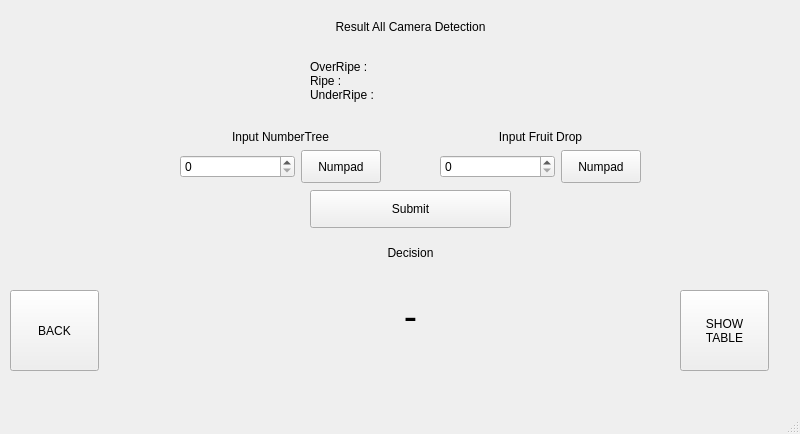
Qt form code/egrekdigitalv2.ui (alldone03/SwtYL) before a commit.
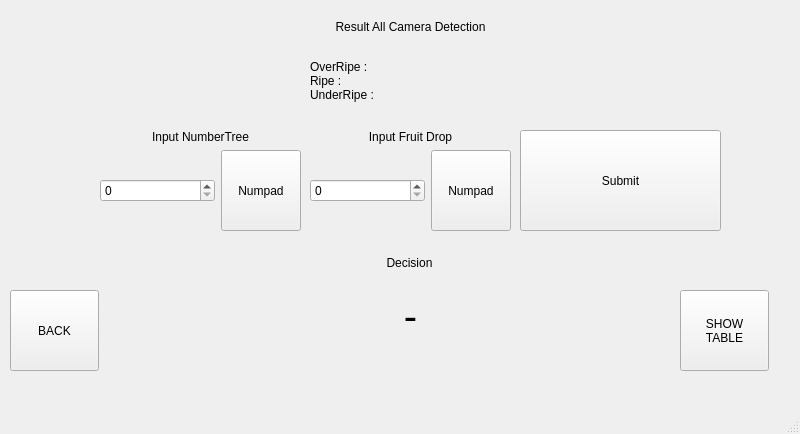
The same form after that commit. The open tabs and pages were chosen to show the change.

Commit message: FIX: UI input is scaled

The edit to the form file:
```diff
--- a/code/egrekdigitalv2.ui
+++ b/code/egrekdigitalv2.ui
@@ -419,10 +419,10 @@
      <widget class="QWidget" name="verticalLayoutWidget_7">
       <property name="geometry">
        <rect>
-        <x>310</x>
-        <y>190</y>
+        <x>520</x>
+        <y>130</y>
         <width>201</width>
-        <height>81</height>
+        <height>101</height>
        </rect>
       </property>
       <layout class="QVBoxLayout" name="verticalLayout_7">
@@ -439,25 +439,15 @@
          </property>
         </widget>
        </item>
-       <item>
-        <widget class="QLabel" name="label_4">
-         <property name="text">
-          <string>Decision</string>
-         </property>
-         <property name="alignment">
-          <set>Qt::AlignCenter</set>
-         </property>
-        </widget>
-       </item>
       </layout>
      </widget>
      <widget class="QWidget" name="verticalLayoutWidget_6">
       <property name="geometry">
        <rect>
-        <x>440</x>
+        <x>310</x>
         <y>130</y>
         <width>201</width>
-        <height>53</height>
+        <height>101</height>
        </rect>
       </property>
       <layout class="QVBoxLayout" name="verticalLayout_6">
@@ -509,10 +499,10 @@
      <widget class="QWidget" name="verticalLayoutWidget_8">
       <property name="geometry">
        <rect>
-        <x>180</x>
+        <x>100</x>
         <y>130</y>
         <width>201</width>
-        <height>53</height>
+        <height>101</height>
        </rect>
       </property>
       <layout class="QVBoxLayout" name="verticalLayout_8">
@@ -582,6 +572,22 @@
        <set>Qt::AlignCenter</set>
       </property>
      </widget>
+     <widget class="QLabel" name="label_4">
+      <property name="geometry">
+       <rect>
+        <x>310</x>
+        <y>240</y>
+        <width>199</width>
+        <height>46</height>
+       </rect>
+      </property>
+      <property name="text">
+       <string>Decision</string>
+      </property>
+      <property name="alignment">
+       <set>Qt::AlignCenter</set>
+      </property>
+     </widget>
     </widget>
     <widget class="QWidget" name="page_3">
      <widget class="QPushButton" name="btn_back3">
```
The commit also changes 4 other files.
